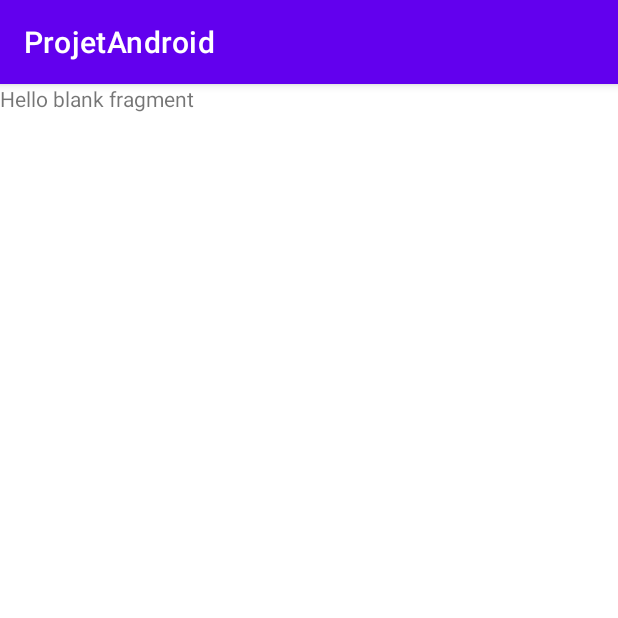
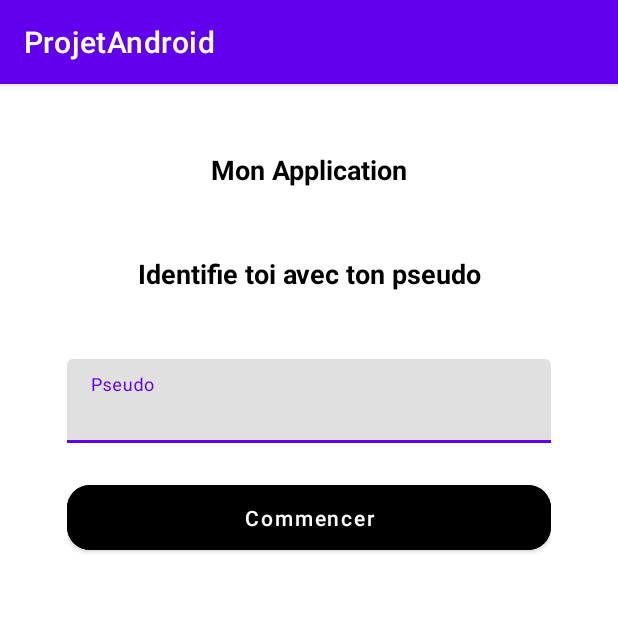
Before and after one commit to tdac2806/ProjetAndroid, an Android app: the fragment LoginFragment shown on its own in the app's theme, on a phone screen of 412 x 824 dp, the top half of it. Run offline under Robolectric (Android 15) with nearby library versions, the phone set to English and light mode, and no system bars.

Commit message:
Adding components into fragment_login layout

```diff
--- a/app/src/main/res/layout/fragment_login.xml
+++ b/app/src/main/res/layout/fragment_login.xml
@@ -1,14 +1,73 @@
 <?xml version="1.0" encoding="utf-8"?>
 <FrameLayout xmlns:android="http://schemas.android.com/apk/res/android"
+    xmlns:app="http://schemas.android.com/apk/res-auto"
     xmlns:tools="http://schemas.android.com/tools"
     android:layout_width="match_parent"
     android:layout_height="match_parent"
     tools:context=".LoginFragment">
 
     <!-- TODO: Update blank fragment layout -->
-    <TextView
+    <LinearLayout
         android:layout_width="match_parent"
         android:layout_height="match_parent"
-        android:text="@string/hello_blank_fragment" />
+        android:orientation="vertical"
+        android:layout_marginHorizontal="20pt">
+
+        <Space
+            android:layout_width="match_parent"
+            android:layout_height="20pt" />
+
+        <TextView
+            android:id="@+id/loginTitle"
+            android:layout_width="match_parent"
+            android:layout_height="wrap_content"
+            android:text="Mon Application"
+            android:textAlignment="center"
+            android:textColor="#000000"
+            android:textSize="18sp"
+            android:textStyle="bold" />
+
+        <Space
+            android:layout_width="match_parent"
+            android:layout_height="20pt" />
+
+        <TextView
+            android:id="@+id/loginText"
+            android:layout_width="match_parent"
+            android:layout_height="wrap_content"
+            android:text="Identifie toi avec ton pseudo"
+            android:textAlignment="center"
+            android:textColor="#000000"
+            android:textSize="18sp"
+            android:textStyle="bold" />
+
+        <Space
+            android:layout_width="match_parent"
+            android:layout_height="20pt" />
+
+        <com.google.android.material.textfield.TextInputLayout
+            android:layout_width="match_parent"
+            android:layout_height="wrap_content">
+
+            <com.google.android.material.textfield.TextInputEditText
+                android:id="@+id/loginInput"
+                android:layout_width="match_parent"
+                android:layout_height="wrap_content"
+                android:hint="Pseudo" />
+        </com.google.android.material.textfield.TextInputLayout>
+
+        <Space
+            android:layout_width="match_parent"
+            android:layout_height="10pt" />
+
+        <Button
+            android:id="@+id/loginButton"
+            android:layout_width="match_parent"
+            android:layout_height="25pt"
+            android:backgroundTint="#000000"
+            android:text="Commencer"
+            android:textAllCaps="false"
+            app:cornerRadius="15dp" />
+    </LinearLayout>
 
 </FrameLayout>
```
